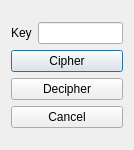
Before: the Qt Designer form WavFileTest/WavFileTest/CesarCipher/cesardialog.ui in DiegoRosales/Audio-Encryption, drawn with Qt 5.
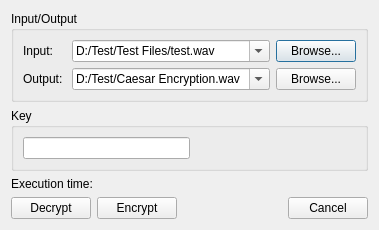
After: the same form once the commit is applied.

Patch:
```diff
--- a/WavFileTest/WavFileTest/CesarCipher/cesardialog.ui
+++ b/WavFileTest/WavFileTest/CesarCipher/cesardialog.ui
@@ -6,50 +6,201 @@
    <rect>
     <x>0</x>
     <y>0</y>
-    <width>134</width>
-    <height>150</height>
+    <width>350</width>
+    <height>224</height>
    </rect>
   </property>
   <property name="windowTitle">
    <string>Cesar Cipher</string>
   </property>
-  <layout class="QVBoxLayout" name="verticalLayout_2">
+  <layout class="QVBoxLayout" name="verticalLayout_4">
    <item>
-    <layout class="QVBoxLayout" name="verticalLayout">
+    <widget class="QGroupBox" name="groupBox">
+     <property name="title">
+      <string>Input/Output</string>
+     </property>
+     <layout class="QHBoxLayout" name="horizontalLayout_2">
+      <item>
+       <layout class="QVBoxLayout" name="verticalLayout_6">
+        <item>
+         <widget class="QLabel" name="label_3">
+          <property name="text">
+           <string>Input: </string>
+          </property>
+         </widget>
+        </item>
+        <item>
+         <widget class="QLabel" name="label_4">
+          <property name="text">
+           <string>Output: </string>
+          </property>
+         </widget>
+        </item>
+       </layout>
+      </item>
+      <item>
+       <layout class="QVBoxLayout" name="verticalLayout_5">
+        <item>
+         <widget class="QComboBox" name="InputCbox">
+          <property name="sizePolicy">
+           <sizepolicy hsizetype="MinimumExpanding" vsizetype="Fixed">
+            <horstretch>0</horstretch>
+            <verstretch>0</verstretch>
+           </sizepolicy>
+          </property>
+          <property name="editable">
+           <bool>true</bool>
+          </property>
+          <item>
+           <property name="text">
+            <string>D:/Test/Test Files/test.wav</string>
+           </property>
+          </item>
+          <item>
+           <property name="text">
+            <string>D:/Test/Caesar Encryption.wav</string>
+           </property>
+          </item>
+         </widget>
+        </item>
+        <item>
+         <widget class="QComboBox" name="OutputCbox">
+          <property name="sizePolicy">
+           <sizepolicy hsizetype="MinimumExpanding" vsizetype="Fixed">
+            <horstretch>0</horstretch>
+            <verstretch>0</verstretch>
+           </sizepolicy>
+          </property>
+          <property name="editable">
+           <bool>true</bool>
+          </property>
+          <item>
+           <property name="text">
+            <string>D:/Test/Caesar Encryption.wav</string>
+           </property>
+          </item>
+          <item>
+           <property name="text">
+            <string>D:/Test/Caesar Decryption.wav</string>
+           </property>
+          </item>
+         </widget>
+        </item>
+       </layout>
+      </item>
+      <item>
+       <layout class="QVBoxLayout" name="verticalLayout_7">
+        <item>
+         <widget class="QPushButton" name="BrowseIn">
+          <property name="text">
+           <string>Browse...</string>
+          </property>
+         </widget>
+        </item>
+        <item>
+         <widget class="QPushButton" name="BrowseOut">
+          <property name="text">
+           <string>Browse...</string>
+          </property>
+         </widget>
+        </item>
+       </layout>
+      </item>
+     </layout>
+    </widget>
+   </item>
+   <item>
+    <widget class="QGroupBox" name="groupBox_2">
+     <property name="title">
+      <string>Key</string>
+     </property>
+     <layout class="QVBoxLayout" name="verticalLayout_3">
+      <item>
+       <layout class="QHBoxLayout" name="horizontalLayout">
+        <item>
+         <widget class="QLineEdit" name="lineEdit"/>
+        </item>
+        <item>
+         <spacer name="horizontalSpacer_2">
+          <property name="orientation">
+           <enum>Qt::Horizontal</enum>
+          </property>
+          <property name="sizeHint" stdset="0">
+           <size>
+            <width>40</width>
+            <height>20</height>
+           </size>
+          </property>
+         </spacer>
+        </item>
+       </layout>
+      </item>
+     </layout>
+    </widget>
+   </item>
+   <item>
+    <widget class="QLabel" name="timeLabel">
+     <property name="text">
+      <string>Execution time:</string>
+     </property>
+    </widget>
+   </item>
+   <item>
+    <layout class="QHBoxLayout" name="horizontalLayout_3">
      <item>
-      <layout class="QHBoxLayout" name="horizontalLayout">
+      <layout class="QVBoxLayout" name="verticalLayout">
        <item>
-        <widget class="QLabel" name="label">
+        <widget class="QPushButton" name="pushButton_2">
          <property name="text">
-          <string>Key</string>
+          <string>Decrypt</string>
          </property>
         </widget>
        </item>
-       <item>
-        <widget class="QLineEdit" name="lineEdit"/>
-       </item>
       </layout>
      </item>
      <item>
       <widget class="QPushButton" name="pushButton">
        <property name="text">
-        <string>Cipher</string>
+        <string>Encrypt</string>
        </property>
       </widget>
      </item>
      <item>
-      <widget class="QPushButton" name="pushButton_2">
-       <property name="text">
-        <string>Decipher</string>
+      <spacer name="horizontalSpacer">
+       <property name="orientation">
+        <enum>Qt::Horizontal</enum>
        </property>
-      </widget>
+       <property name="sizeHint" stdset="0">
+        <size>
+         <width>40</width>
+         <height>20</height>
+        </size>
+       </property>
+      </spacer>
      </item>
      <item>
-      <widget class="QPushButton" name="pushButton_3">
-       <property name="text">
-        <string>Cancel</string>
-       </property>
-      </widget>
+      <layout class="QVBoxLayout" name="verticalLayout_2">
+       <item>
+        <spacer name="verticalSpacer">
+         <property name="orientation">
+          <enum>Qt::Vertical</enum>
+         </property>
+         <property name="sizeHint" stdset="0">
+          <size>
+           <width>20</width>
+           <height>40</height>
+          </size>
+         </property>
+        </spacer>
+       </item>
+       <item>
+        <widget class="QPushButton" name="pushButton_3">
+         <property name="text">
+          <string>Cancel</string>
+         </property>
+        </widget>
+       </item>
+      </layout>
      </item>
     </layout>
    </item>
```
Left out of the diff: 2 changed lines with no effect on the pictures.
